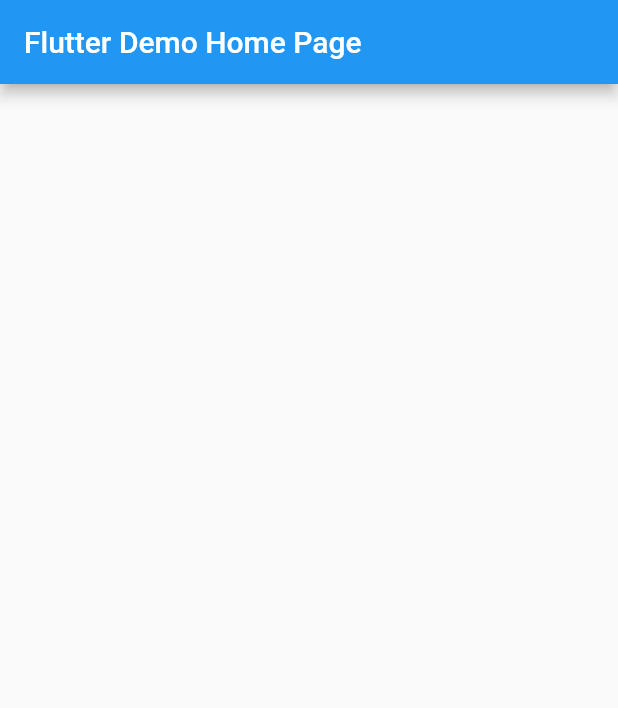
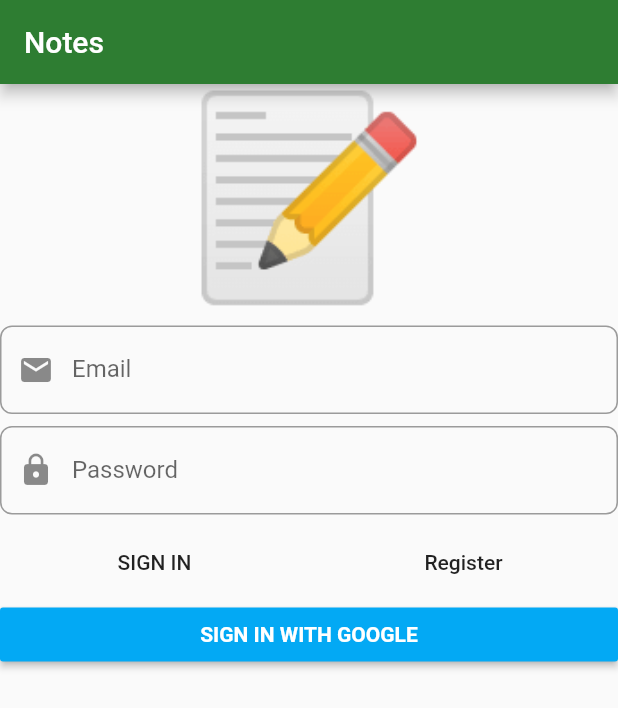
Before and after one commit to thejsdeveloper/notes-firebase-app, a Flutter app: the screen it shows after launch, on a phone screen of 412 x 824 dp. Shown: the top 708 px of the screen. Run offline on Flutter 3.47's test engine with Material 2 defaults, Android fonts, the phone set to English and light mode, and no system bars; our stand-ins replace bloc, dartz, firebase_auth, flushbar, flutter_bloc, freezed_annotation and 3 more; accounts and stored records are empty; generated files the repository leaves out were written again.

Commit message:
part 8 completed

```diff
--- a/lib/application/auth/sign_in_form/bloc/sign_in_form_bloc.dart
+++ b/lib/application/auth/sign_in_form/bloc/sign_in_form_bloc.dart
@@ -3,6 +3,7 @@ import 'dart:async';
 import 'package:bloc/bloc.dart';
 import 'package:dartz/dartz.dart';
 import 'package:freezed_annotation/freezed_annotation.dart';
+import 'package:injectable/injectable.dart';
 
 import '../../../../domain/auth/auth_failure.dart';
 import '../../../../domain/auth/i_auth_facade.dart';
@@ -12,6 +13,7 @@ part 'sign_in_form_bloc.freezed.dart';
 part 'sign_in_form_event.dart';
 part 'sign_in_form_state.dart';
 
+@injectable
 class SignInFormBloc extends Bloc<SignInFormEvent, SignInFormState> {
   final IAuthFacade _authFacade;
 
--- a/lib/infrastructure/auth/firebase_auth_facade.dart
+++ b/lib/infrastructure/auth/firebase_auth_facade.dart
@@ -3,11 +3,13 @@ import 'package:firebase_auth/firebase_auth.dart';
 import 'package:flutter/material.dart';
 import 'package:flutter/services.dart';
 import 'package:google_sign_in/google_sign_in.dart';
+import 'package:injectable/injectable.dart';
 
 import '../../domain/auth/auth_failure.dart';
 import '../../domain/auth/i_auth_facade.dart';
 import '../../domain/auth/value_objects.dart';
 
+@LazySingleton(as: IAuthFacade)
 class FirebaseAuthFacade implements IAuthFacade {
   final FirebaseAuth _firebaseAuth;
   final GoogleSignIn _googleSignIn;
--- /dev/null
+++ b/lib/injection.dart
@@ -0,0 +1,11 @@
+import 'package:get_it/get_it.dart';
+import 'package:injectable/injectable.dart';
+
+import 'injection.config.dart';
+
+final GetIt getIt = GetIt.instance;
+
+@injectableInit
+void configureInjection(String env) {
+  $initGetIt(getIt, environment: env);
+}
--- a/lib/main.dart
+++ b/lib/main.dart
@@ -1,50 +1,10 @@
 import 'package:flutter/material.dart';
+import 'package:injectable/injectable.dart';
+import 'package:notes_firebase_app/injection.dart';
+import 'package:notes_firebase_app/presentation/core/app_widget.dart';
 
 void main() {
-  runApp(MyApp());
+  WidgetsFlutterBinding.ensureInitialized();
+  configureInjection(Environment.prod);
+  runApp(AppWidget());
 }
-
-class MyApp extends StatelessWidget {
-  @override
-  Widget build(BuildContext context) {
-    return MaterialApp(
-      title: 'Flutter Demo',
-      theme: ThemeData(
-        primarySwatch: Colors.blue,
-        visualDensity: VisualDensity.adaptivePlatformDensity,
-      ),
-      home: MyHomePage(title: 'Flutter Demo Home Page'),
-    );
-  }
-}
-
-class MyHomePage extends StatefulWidget {
-  MyHomePage({Key key, this.title}) : super(key: key);
-
-  final String title;
-
-  @override
-  _MyHomePageState createState() => _MyHomePageState();
-}
-
-class _MyHomePageState extends State<MyHomePage> {
-  int _counter = 0;
-
-  void _incrementCounter() {
-    setState(() {
-      _counter++;
-    });
-  }
-
-  @override
-  Widget build(BuildContext context) {
-    return Scaffold(
-      appBar: AppBar(
-        title: Text(widget.title),
-      ),
-      body: Center(
-        child: Column(),
-      ),
-    );
-  }
-}
--- /dev/null
+++ b/lib/presentation/core/app_widget.dart
@@ -0,0 +1,22 @@
+import 'package:flutter/material.dart';
+import 'package:notes_firebase_app/presentation/sign_in/sign_in_page.dart';
+
+class AppWidget extends StatelessWidget {
+  @override
+  Widget build(BuildContext context) {
+    return MaterialApp(
+      debugShowCheckedModeBanner: false,
+      title: 'Notes',
+      theme: ThemeData(
+        primaryColor: Colors.green[800],
+        accentColor: Colors.blueAccent,
+        inputDecorationTheme: InputDecorationTheme(
+          border: OutlineInputBorder(
+            borderRadius: BorderRadius.circular(8.0),
+          ),
+        ),
+      ),
+      home: SignInPage(),
+    );
+  }
+}
--- /dev/null
+++ b/lib/presentation/sign_in/sign_in_page.dart
@@ -0,0 +1,20 @@
+import 'package:flutter/material.dart';
+import 'package:flutter_bloc/flutter_bloc.dart';
+import 'package:notes_firebase_app/application/auth/sign_in_form/bloc/sign_in_form_bloc.dart';
+import 'package:notes_firebase_app/injection.dart';
+import 'package:notes_firebase_app/presentation/sign_in/widgets/sign_in_form.dart';
+
+class SignInPage extends StatelessWidget {
+  @override
+  Widget build(BuildContext context) {
+    return Scaffold(
+      appBar: AppBar(
+        title: const Text('Notes'),
+      ),
+      body: BlocProvider(
+        create: (context) => getIt<SignInFormBloc>(),
+        child: SignInForm(),
+      ),
+    );
+  }
+}
--- /dev/null
+++ b/lib/presentation/sign_in/widgets/sign_in_form.dart
@@ -0,0 +1,137 @@
+import 'package:flushbar/flushbar_helper.dart';
+import 'package:flutter/material.dart';
+import 'package:flutter_bloc/flutter_bloc.dart';
+import 'package:notes_firebase_app/application/auth/sign_in_form/bloc/sign_in_form_bloc.dart';
+
+class SignInForm extends StatelessWidget {
+  @override
+  Widget build(BuildContext context) {
+    return BlocConsumer<SignInFormBloc, SignInFormState>(
+      listener: (contex, state) {
+        state.authFailureOrSuccessOption.fold(
+          () {},
+          (either) => either.fold((failure) {
+            FlushbarHelper.createError(
+              message: failure.map(
+                cancelledByUser: (_) => 'Cancelled',
+                serverError: (_) => 'Server Error',
+                emailAlreadyInUse: (_) => 'Email Already in use',
+                invalidEmailAndPasswordCombination: (_) =>
+                    'Invalid email or password.',
+              ),
+            ).show(context);
+          }, (r) {
+            // TODO: Navigation
+          }),
+        );
+      },
+      builder: (context, state) {
+        return Form(
+          autovalidate: state.showErrorMessages,
+          child: ListView(
+            children: <Widget>[
+              const Text(
+                '📝',
+                textAlign: TextAlign.center,
+                style: TextStyle(
+                  fontSize: 130.0,
+                ),
+              ),
+              const SizedBox(
+                height: 8.0,
+              ),
+              TextFormField(
+                decoration: InputDecoration(
+                  prefixIcon: Icon(Icons.email),
+                  labelText: 'Email',
+                ),
+                autocorrect: false,
+                onChanged: (value) => context.bloc<SignInFormBloc>().add(
+                      SignInFormEvent.emailChanged(value),
+                    ),
+                validator: (_) => context
+                    .bloc<SignInFormBloc>()
+                    .state
+                    .emailAddress
+                    .value
+                    .fold(
+                      (f) => f.maybeMap(
+                        invalidEmail: (_) => 'Invalid Email',
+                        orElse: () => null,
+                      ),
+                      (_) => null,
+                    ),
+              ),
+              const SizedBox(
+                height: 8.0,
+              ),
+              TextFormField(
+                decoration: InputDecoration(
+                  prefixIcon: Icon(Icons.lock),
+                  labelText: 'Password',
+                ),
+                autocorrect: false,
+                obscureText: true,
+                onChanged: (value) => context.bloc<SignInFormBloc>().add(
+                      SignInFormEvent.passwordChanged(value),
+                    ),
+                validator: (_) =>
+                    context.bloc<SignInFormBloc>().state.password.value.fold(
+                          (f) => f.maybeMap(
+                            shortPassword: (_) => 'Short Password',
+                            orElse: () => null,
+                          ),
+                          (_) => null,
+                        ),
+              ),
+              const SizedBox(
+                height: 8.0,
+              ),
+              Row(
+                children: <Widget>[
+                  Expanded(
+                    child: FlatButton(
+                      onPressed: () {
+                        context.bloc<SignInFormBloc>().add(
+                              const SignInFormEvent
+                                  .signWithEmailAndPasswordPressed(),
+                            );
+                      },
+                      child: const Text('SIGN IN'),
+                    ),
+                  ),
+                  Expanded(
+                    child: FlatButton(
+                      onPressed: () {
+                        context.bloc<SignInFormBloc>().add(
+                              const SignInFormEvent
+                                  .registerWithEmailAndPasswordPressed(),
+                            );
+                      },
+                      child: const Text('Register'),
+                    ),
+                  ),
+                ],
+              ),
+              RaisedButton(
+                onPressed: () {
+                  context.bloc<SignInFormBloc>().add(
+                        const SignInFormEvent.signWithGooglePressed(),
+                      );
+                },
+                color: Colors.lightBlue,
+                child: const Text(
+                  'SIGN IN WITH GOOGLE',
+                  style: TextStyle(
+                    color: Colors.white,
+                    fontWeight: FontWeight.bold,
+                  ),
+                ),
+              ),
+            ],
+          ),
+        );
+      },
+    );
+  }
+}
```
Also changed, not shown: analysis_options.yaml (added, +8 -0 lines), lib/infrastructure/core/firebase_injectable_module.dart (added, +13 -0 lines), pubspec.yaml (+6 -1 lines), lib/injection.config.dart (added), pubspec.lock, 4 other files.
